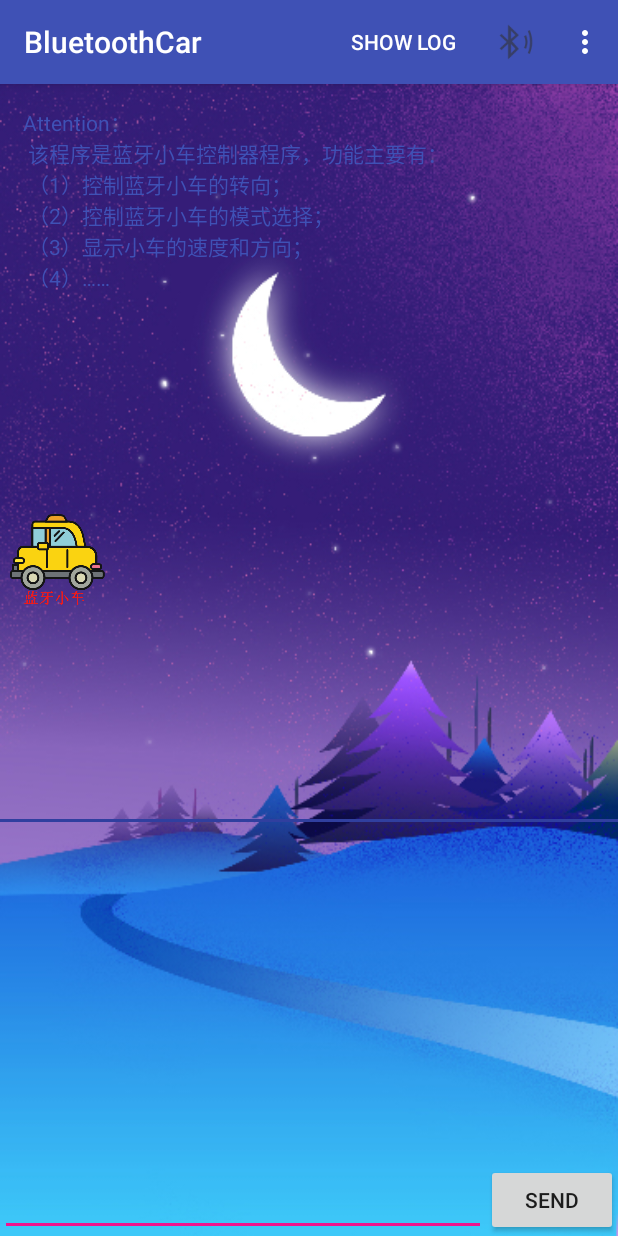
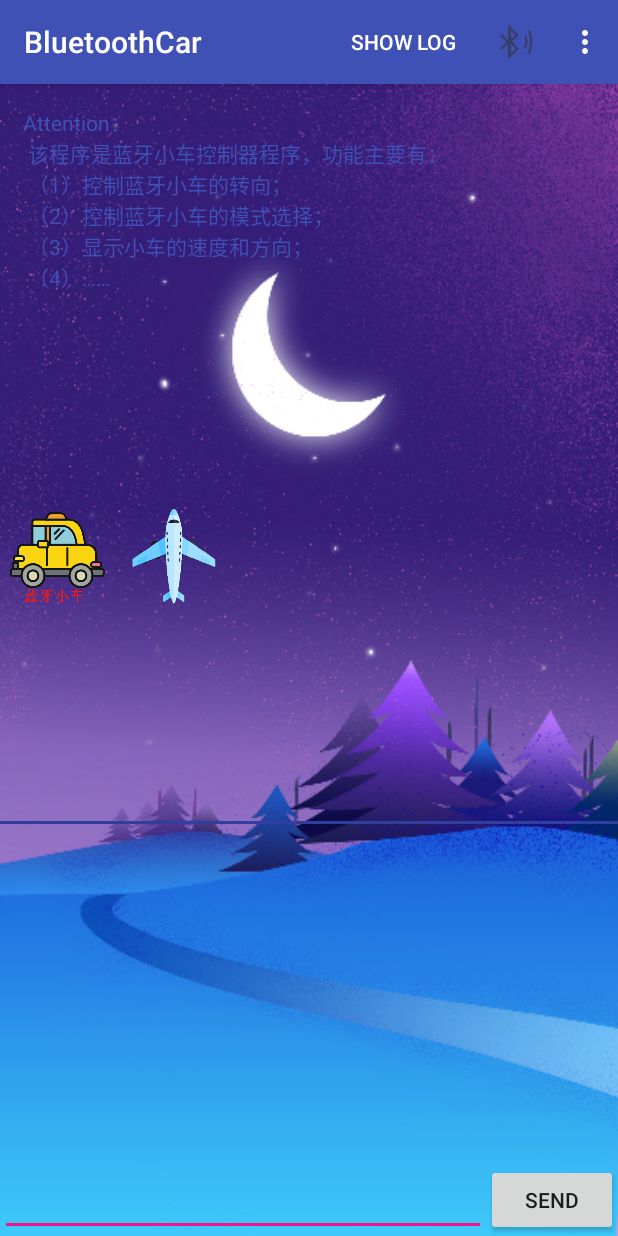
Before and after one commit to Traceless2016/BluetoothCarDemo, an Android app: the screen it shows after launch (MainActivity), on a phone screen of 412 x 824 dp. Run offline under Robolectric (Android 15) with nearby library versions, the phone set to English and light mode, and no system bars.

```diff
--- a/app/src/main/AndroidManifest.xml
+++ b/app/src/main/AndroidManifest.xml
@@ -20,7 +20,8 @@
             </intent-filter>
         </activity>
         <activity android:name=".DeviceListActivity" />
-        <activity android:name=".bluetoothcar"></activity>
+        <activity android:name=".bluetoothcar" />
+        <activity android:name=".airplaneActivity"></activity>
     </application>
 
 </manifest>
--- a/app/src/main/java/com/example/trace/myapplication/MainActivity.java
+++ b/app/src/main/java/com/example/trace/myapplication/MainActivity.java
@@ -17,7 +17,7 @@ public class MainActivity extends AppCompatActivity implements View.OnClickListe
 
     // Whether the Log Fragment is currently shown
     private boolean mLogShown;
-    private ImageButton Ibtbluetooth;
+    private ImageButton Ibtbluetooth,Ibtairplane;
     public static BluetoothChatFragment fragment;
     /*
     声明一个类AFactory，里面有静态变量public static Activity A；在A中调用
@@ -94,7 +94,9 @@ AFactory.A = this;
      */
     public void intiView(){
         Ibtbluetooth = findViewById( R.id.bluetoothcar2 );
+        Ibtairplane = findViewById( R.id.airplane );
         Ibtbluetooth.setOnClickListener( this );
+        Ibtairplane.setOnClickListener( this );
 
 
     }
@@ -110,6 +112,11 @@ AFactory.A = this;
                 intent.setClass( this,bluetoothcar.class );
                 startActivity( intent );
                 break;
+            case R.id.airplane:
+                Toast.makeText( this,"您点击了airplane",Toast.LENGTH_SHORT ).show();
+                Intent intent1 = new Intent(  );
+                intent1.setClass( this,airplaneActivity.class );
+                startActivity( intent1 );
         }
 
     }
--- a/app/src/main/res/layout/activity_main.xml
+++ b/app/src/main/res/layout/activity_main.xml
@@ -49,6 +49,13 @@
             android:layout_marginRight="10dp"
             android:background="@mipmap/car"
             android:padding="10dp" />
+        <ImageButton
+            android:id="@+id/airplane"
+            android:layout_width="70dp"
+            android:layout_height="70dp"
+            android:layout_marginRight="10dp"
+            android:background="@mipmap/airplane"
+            android:padding="10dp" />
 
     </GridLayout>
     <View
```
Also changed, not shown: app/src/main/java/com/example/trace/myapplication/airplaneActivity.java (added, +86 -0 lines), app/src/main/res/layout/activity_airplane.xml (added, +27 -0 lines), app/src/main/res/mipmap-xxhdpi/I.png (added), app/src/main/res/mipmap-xxhdpi/airplane.png (added), app/src/main/res/mipmap-xxhdpi/bird.png (added), app/src/main/res/mipmap-xxhdpi/compass.png (added), app/src/main/res/mipmap-xxhdpi/compass1.png (added), app/src/main/res/mipmap-xxhdpi/compass3.png (added).
